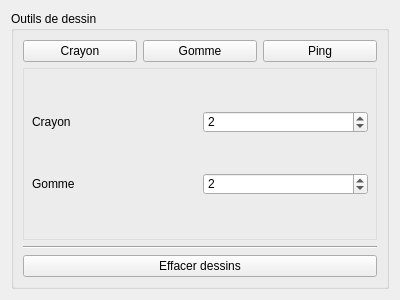
Qt form src/Canvas/SideMenuWidgets/DrawingMenu.ui (Nepta/nixjdr) before a commit.
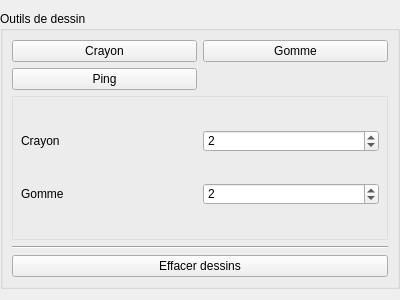
The same form after that commit.

The edit to the form file:
```diff
--- a/src/Canvas/SideMenuWidgets/DrawingMenu.ui
+++ b/src/Canvas/SideMenuWidgets/DrawingMenu.ui
@@ -10,10 +10,22 @@
     <height>300</height>
    </rect>
   </property>
+  <property name="sizePolicy">
+   <sizepolicy hsizetype="Minimum" vsizetype="Preferred">
+    <horstretch>0</horstretch>
+    <verstretch>0</verstretch>
+   </sizepolicy>
+  </property>
   <property name="windowTitle">
    <string>Form</string>
   </property>
   <layout class="QHBoxLayout" name="horizontalLayout_4">
+   <property name="leftMargin">
+    <number>0</number>
+   </property>
+   <property name="rightMargin">
+    <number>0</number>
+   </property>
    <item>
     <widget class="QGroupBox" name="m_DrawingTools">
      <property name="enabled">
@@ -26,22 +38,22 @@
       <item>
        <layout class="QVBoxLayout" name="verticalLayout">
         <item>
-         <layout class="QHBoxLayout" name="m_ToolLayout">
-          <item>
+         <layout class="QGridLayout" name="m_ToolLayout">
+          <item row="0" column="1">
            <widget class="QPushButton" name="m_PenButton">
             <property name="text">
              <string>Crayon</string>
             </property>
            </widget>
           </item>
-          <item>
+          <item row="0" column="2">
            <widget class="QPushButton" name="m_EraserButton">
             <property name="text">
              <string>Gomme</string>
             </property>
            </widget>
           </item>
-          <item>
+          <item row="1" column="1">
            <widget class="QPushButton" name="m_PingButton">
             <property name="text">
              <string>Ping</string>
```
